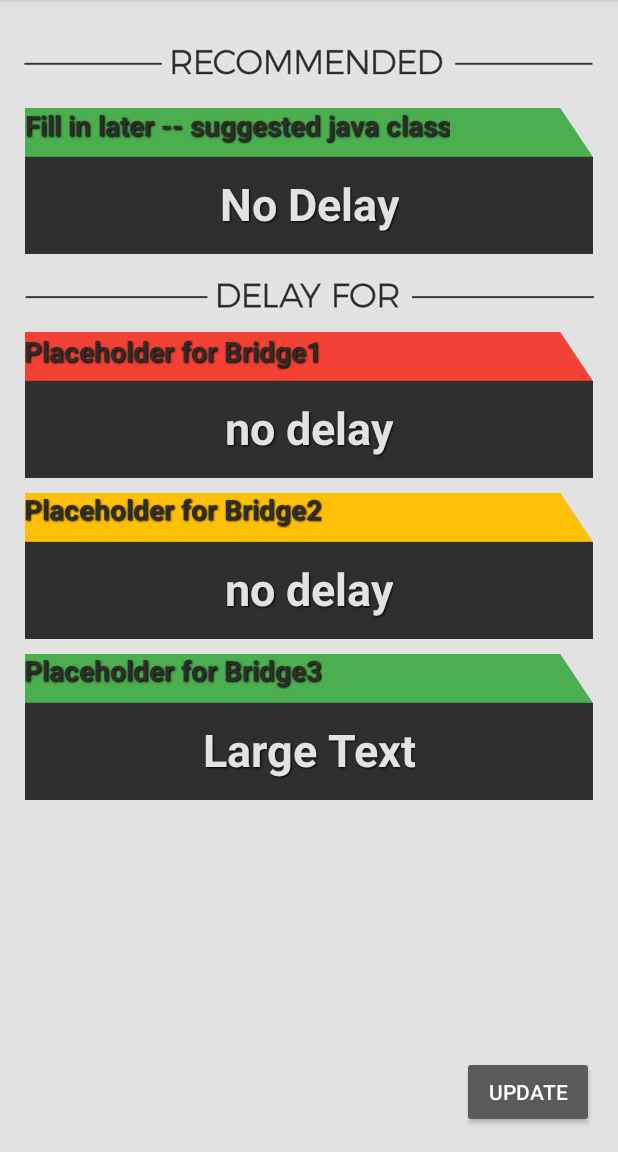
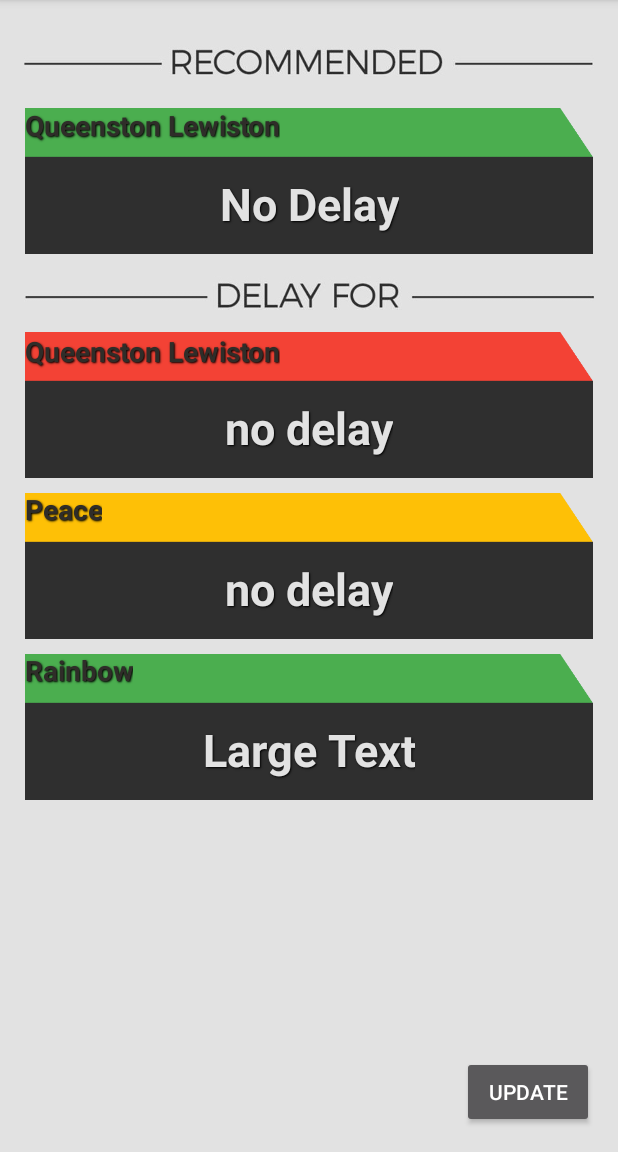
Before and after one commit to S-Kantor/OntarioBorderWaitTimes, an Android app: the screen it shows after launch (MainActivity), on a phone screen of 412 x 824 dp, the part 84-1236 px from its top. Run offline under Robolectric (Android 15) with nearby library versions, the phone set to English and light mode, and no system bars.

Commit message:
Created string resources instead of using hardcoded android:text. Allows for easy translation

```diff
--- a/BorderWaitTimes/app/src/main/res/layout/activity_main.xml
+++ b/BorderWaitTimes/app/src/main/res/layout/activity_main.xml
@@ -43,7 +43,7 @@
         style="@style/headerText"
         android:layout_height="wrap_content"
         android:textAppearance="?android:attr/textAppearanceLarge"
-        android:text="Fill in later -- suggested java class"
+        android:text="@string/fill_in_later_suggested_java_class"
         android:id="@+id/recommended_bridge"
         android:layout_gravity="center_horizontal"
         android:layout_below="@+id/Recommended"
@@ -85,7 +85,7 @@
         android:layout_height="wrap_content"
         style="@style/headerText"
         android:id="@+id/Title_Bridge_1"
-        android:text="Placeholder for Bridge1"
+        android:text="@string/placeholder_for_bridge1"
         android:layout_gravity="center_horizontal"
         android:layout_below="@+id/delayforBridge" />
 
@@ -120,7 +120,7 @@
         android:layout_marginTop="8dp"
         style="@style/headerText"
         android:id="@+id/Title_Bridge_2"
-        android:text="Placeholder for Bridge2"
+        android:text="@string/placeholder_for_bridge2"
         android:layout_gravity="center_horizontal"
         android:layout_below="@+id/Delay_Rainbow_Textview" />
 
@@ -154,7 +154,7 @@
         style="@style/headerText"
         android:layout_marginTop="8dp"
         android:id="@+id/Title_Bridge_3"
-        android:text="Placeholder for Bridge3"
+        android:text="@string/placeholder_for_bridge3"
         android:layout_gravity="center_horizontal"
         android:layout_below="@+id/Delay_Peace_Textview" />
 
@@ -176,7 +176,7 @@
         android:layout_width="wrap_content"
         android:layout_height="wrap_content"
         android:elevation="4dp"
-        android:text="update"
+        android:text="@string/update"
         android:id="@+id/refreshButton"
         android:onClick="update"
         android:layout_alignParentBottom="true"
--- a/BorderWaitTimes/app/src/main/res/values/strings.xml
+++ b/BorderWaitTimes/app/src/main/res/values/strings.xml
@@ -1,9 +1,15 @@
 <resources>
     <string name="app_name">BorderWaitTimes</string>
-    <string name="action_settings">Settings</string>
+    <string name="action_settings">About</string>
+    <string name="website">Website</string>
     <string name="title_activity_image_view">imageView</string>
     <string name="queenPopup">Queenston Lewiston</string>
     <string name="peacePopup">Peace</string>
     <string name="rainbowPopup">Rainbow</string>
     <string name="no_delay">No Delay</string>
+    <string name="placeholder_for_bridge2">Peace</string>
+    <string name="update">update</string>
+    <string name="placeholder_for_bridge3">Rainbow</string>
+    <string name="placeholder_for_bridge1">Queenston Lewiston</string>
+    <string name="fill_in_later_suggested_java_class">Queenston Lewiston</string>
 </resources>
```
